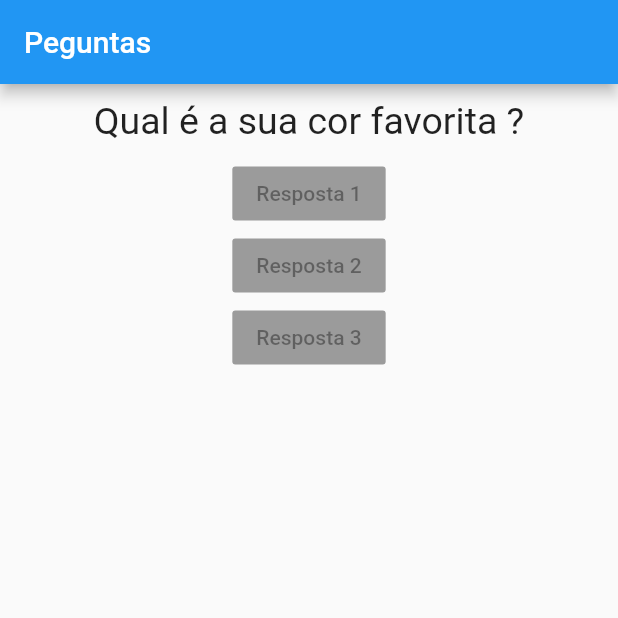
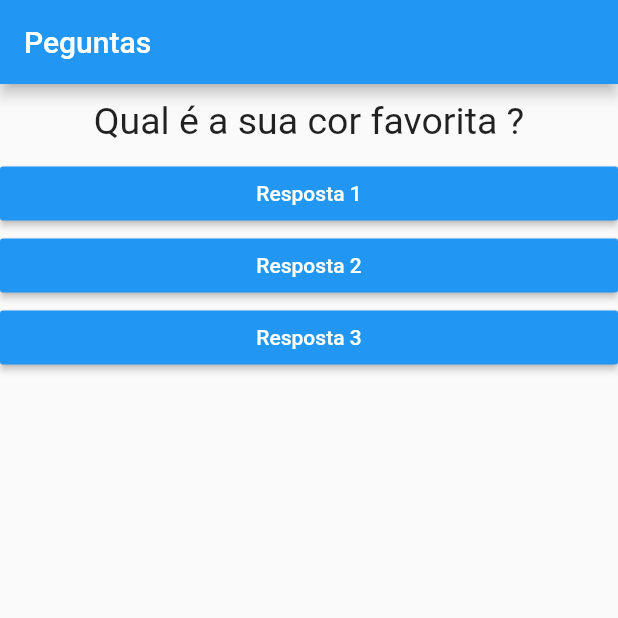
Before and after one commit to cxmarcelo/projeto_perguntas_flutter, a Flutter app: the screen it shows after launch, on a phone screen of 412 x 824 dp, the top half of it. Run offline on Flutter 3.47's test engine with Material 2 defaults, Android fonts, the phone set to English and light mode, and no system bars.

Commit message:
Aplicando estilo e passando uma callback para o componente Resposta

```diff
--- a/lib/main.dart
+++ b/lib/main.dart
@@ -12,7 +12,6 @@ class _PerguntaAppState extends State<PerguntaApp> {
     setState(() {
     _perguntaSelecionada++;
     });
-    print('Pergunta respondinda!');
   }
 
     Widget build(BuildContext context) {
@@ -32,9 +31,9 @@ class _PerguntaAppState extends State<PerguntaApp> {
         body: Column(
           children: <Widget>[
             Questao(perguntas[_perguntaSelecionada]),
-            Resposta("Resposta 1"),
-            Resposta("Resposta 2"),
-            Resposta("Resposta 3")
+            Resposta("Resposta 1", _responder),
+            Resposta("Resposta 2", _responder),
+            Resposta("Resposta 3", _responder)
           ],
         ),
       ),
--- a/lib/resposta.dart
+++ b/lib/resposta.dart
@@ -3,15 +3,19 @@ import 'package:flutter/material.dart';
 class Resposta extends StatelessWidget {
 
   final String texto;
+  final void Function() onSelecionado;
 
-  Resposta(this.texto);
+  Resposta(this.texto, this.onSelecionado);
 
   @override
   Widget build(BuildContext context) {
     return Container(
+      width: double.infinity,
       child: RaisedButton(
+              textColor: Colors.white,
+              color: Colors.blue,
               child: Text(texto),
-              onPressed: null,
+              onPressed: onSelecionado,
             ),
     );
   }
```
